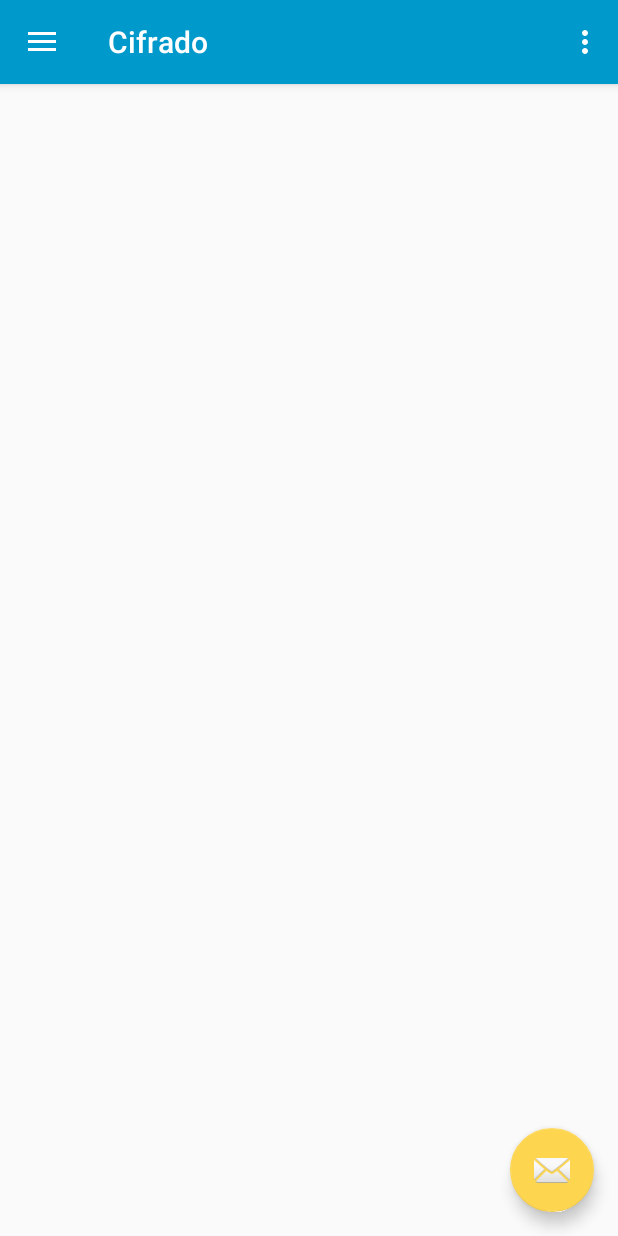
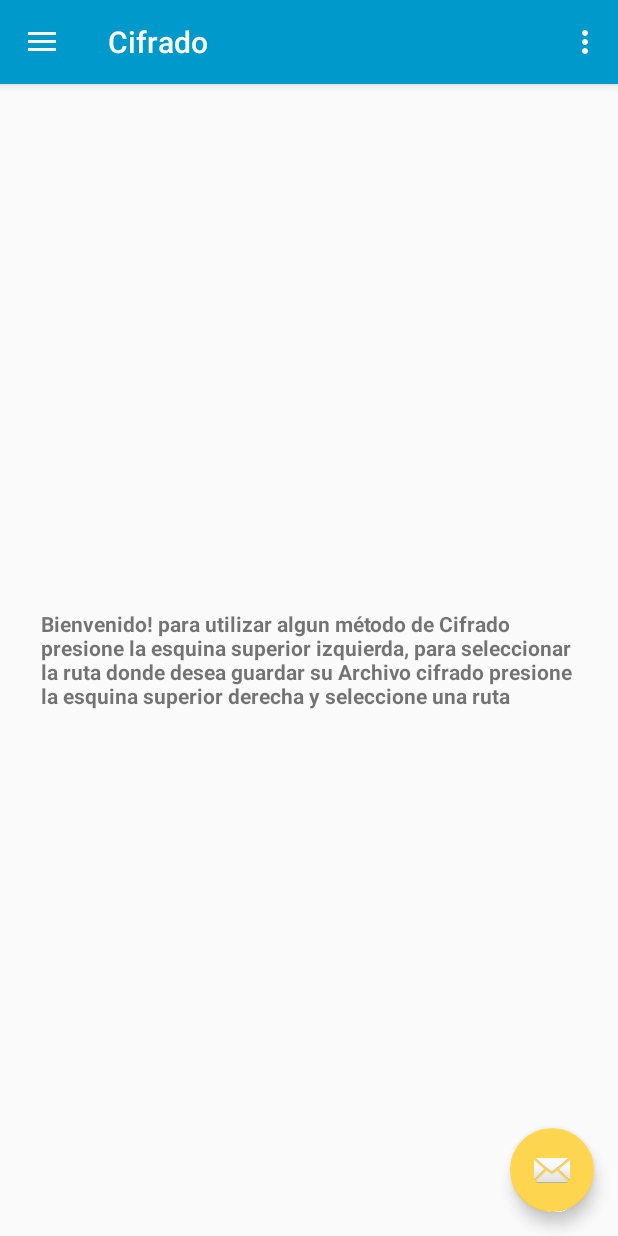
Before and after one commit to JoshHC/LAB03-ED2, an Android app: the screen it shows after launch (MainActivity), on a phone screen of 412 x 824 dp. Run offline under Robolectric (Android 15) with nearby library versions, the phone set to English and light mode, and no system bars.

Commit message:
Prueba en Nexus 6 Y Arreglo de HardCoded Text

```diff
--- a/CifradoC/app/src/main/java/com/example/josue/cifrado/MainActivity.java
+++ b/CifradoC/app/src/main/java/com/example/josue/cifrado/MainActivity.java
@@ -14,6 +14,7 @@ import android.support.v7.app.AppCompatActivity;
 import android.support.v7.widget.Toolbar;
 import android.view.Menu;
 import android.view.MenuItem;
+import android.widget.TextView;
 import android.widget.Toast;
 
 import java.util.List;
@@ -139,6 +140,9 @@ public class MainActivity extends AppCompatActivity
         android.support.v4.app.FragmentManager fragmentManager = getSupportFragmentManager();
 
         if (id == R.id.nav_camera) {
+            TextView Instrucciones = findViewById(R.id.textinstrucciones);
+            Instrucciones.setEnabled(false);
+            Instrucciones.setVisibility(View.INVISIBLE);
             fragmentManager.beginTransaction().replace(R.id.contenedor, new ProcesoCifradoZigZag()).commit();
         } else if (id == R.id.nav_gallery) {
             fragmentManager.beginTransaction().replace(R.id.contenedor, new CifradoEspiral()).commit();
--- a/CifradoC/app/src/main/res/layout/content_main.xml
+++ b/CifradoC/app/src/main/res/layout/content_main.xml
@@ -9,10 +9,17 @@
     tools:context=".MainActivity"
     tools:showIn="@layout/app_bar_main">
 
-    <LinearLayout
+    <RelativeLayout
         android:layout_width="match_parent"
-        android:layout_height="match_parent"
-        android:orientation="vertical"
-        tools:layout_editor_absoluteX="8dp"
-        tools:layout_editor_absoluteY="8dp"></LinearLayout>
+        android:layout_height="match_parent">
+
+        <TextView
+            android:id="@+id/textinstrucciones"
+            android:layout_width="357dp"
+            android:layout_height="wrap_content"
+            android:layout_centerInParent="true"
+            android:text="@string/bienvenido_para_utilizar_algun_m_todo_de_cifrado_presione_la_esquina_superior_izquierda_para_seleccionar_la_ruta_donde_desea_guardar_su_archivo_cifrado_presione_la_esquina_superior_derecha_y_seleccione_una_ruta"
+            android:textStyle="bold" />
+    </RelativeLayout>
+
 </android.support.constraint.ConstraintLayout>
--- a/CifradoC/app/src/main/res/layout/fragment_proceso_cifrado_zig_zag.xml
+++ b/CifradoC/app/src/main/res/layout/fragment_proceso_cifrado_zig_zag.xml
@@ -45,7 +45,7 @@
             android:layout_centerHorizontal="true"
             android:layout_marginTop="220dp"
             android:background="@color/colorAccent"
-            android:text="Buscar Archivo"
+            android:text="@string/buscar_archivo"
             app:layout_constraintBottom_toBottomOf="parent"
             app:layout_constraintEnd_toEndOf="parent"
             app:layout_constraintStart_toStartOf="parent"
@@ -59,7 +59,7 @@
             android:layout_alignParentTop="true"
             android:layout_centerHorizontal="true"
             android:layout_marginTop="150dp"
-            android:text="El Texto Cifrado es:"
+            android:text="@string/el_texto_cifrado_es"
             app:layout_constraintBottom_toBottomOf="parent"
             app:layout_constraintEnd_toEndOf="parent"
             app:layout_constraintHorizontal_bias="0.506"
--- a/CifradoC/app/src/main/res/values/strings.xml
+++ b/CifradoC/app/src/main/res/values/strings.xml
@@ -13,4 +13,7 @@
     <string name="cifrar">Cifrar</string>
     <string name="el_texto_decifrado_es">El Texto Decifrado es:</string>
     <string name="decifrar">Decifrar</string>
+    <string name="buscar_archivo">Buscar Archivo</string>
+    <string name="el_texto_cifrado_es">El Texto Cifrado es:</string>
+    <string name="bienvenido_para_utilizar_algun_m_todo_de_cifrado_presione_la_esquina_superior_izquierda_para_seleccionar_la_ruta_donde_desea_guardar_su_archivo_cifrado_presione_la_esquina_superior_derecha_y_seleccione_una_ruta">Bienvenido! para utilizar algun método de Cifrado presione la esquina superior izquierda, para seleccionar la ruta donde desea guardar su Archivo cifrado presione la esquina superior derecha y seleccione una ruta</string>
 </resources>
```
